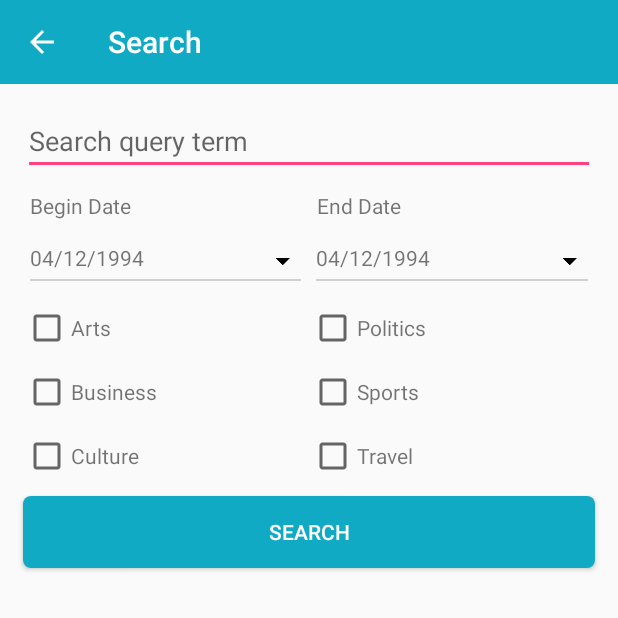
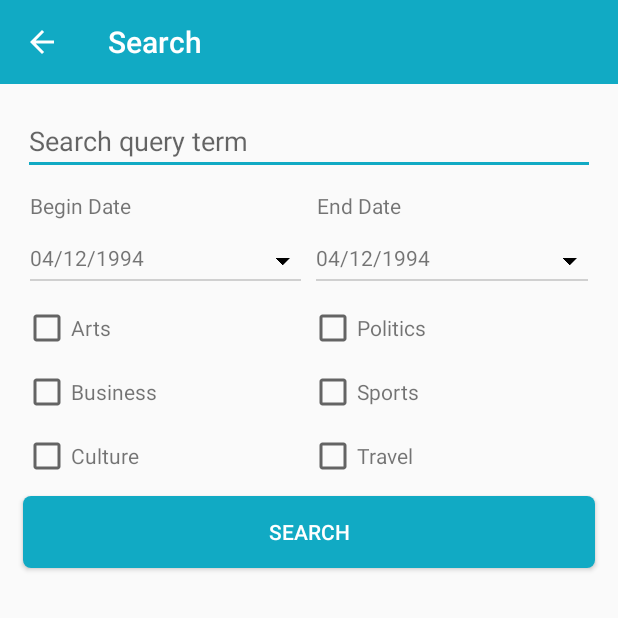
Before and after one commit to AnthonyMineo/MyNews, an Android app: the SearchFragment screen opened directly, with no data from a screen before it, on a phone screen of 412 x 824 dp, the top half of it. Run offline under Robolectric (Android 15) with nearby library versions, the phone set to English and light mode, and no system bars; our stand-ins replace ButterKnife; network calls fail.

Commit message:
add DatePicker and apply theme color to searchfragment

```diff
--- a/app/src/main/java/com/denma/mynews/Controllers/Fragments/SearchFragment.java
+++ b/app/src/main/java/com/denma/mynews/Controllers/Fragments/SearchFragment.java
@@ -1,29 +1,115 @@
 package com.denma.mynews.Controllers.Fragments;
 
 
+import android.app.DatePickerDialog;
 import android.os.Bundle;
+import android.support.design.widget.TextInputEditText;
 import android.support.v4.app.Fragment;
+import android.util.Log;
 import android.view.LayoutInflater;
 import android.view.View;
 import android.view.ViewGroup;
+import android.widget.Button;
+import android.widget.CheckBox;
+import android.widget.DatePicker;
+import android.widget.EditText;
+import android.widget.ImageView;
+import android.widget.TextView;
 
 import com.denma.mynews.R;
 
+import java.util.Calendar;
+
 import butterknife.BindView;
+import butterknife.ButterKnife;
 
 public class SearchFragment extends Fragment {
 
+    @BindView(R.id.search_query_term_text_input_edit_text)
+    EditText searchQueryTerm;
+    @BindView(R.id.begin_date_user_choice_text_view)
+    TextView beginDateUserChoice;
+    @BindView(R.id.end_date_user_choice_text_view)
+    TextView endDateUserChoice;
+    @BindView(R.id.begin_date_button)
+    ImageView beginDateButton;
+    @BindView(R.id.end_date_button)
+    ImageView endDateButton;
+    @BindView(R.id.check_box_arts)
+    CheckBox checkBoxArts;
+    @BindView(R.id.check_box_politics)
+    CheckBox checkBoxPolitics;
+    @BindView(R.id.check_box_business)
+    CheckBox checkBoxBusiness;
+    @BindView(R.id.check_box_sports)
+    CheckBox checkBoxSports;
+    @BindView(R.id.check_box_culture)
+    CheckBox checkBoxCulture;
+    @BindView(R.id.check_box_travel)
+    CheckBox checkBoxTravel;
+    @BindView(R.id.search_button)
+    Button searchButton;
 
-    public SearchFragment() {
-        // Required empty public constructor
-    }
+    private int day;
+    private int month;
+    private int year;
+    private Calendar calendar;
+
+    public SearchFragment() { }
 
 
     @Override
     public View onCreateView(LayoutInflater inflater, ViewGroup container,
                              Bundle savedInstanceState) {
-        // Inflate the layout for this fragment
-        return inflater.inflate(R.layout.fragment_search, container, false);
+        View view = inflater.inflate(R.layout.fragment_search, container, false);
+        ButterKnife.bind(this, view);
+        this.configureDatePicker();
+
+        return view;
+    }
+
+    private void configureDatePicker(){
+        calendar = Calendar.getInstance();
+        day = calendar.get(Calendar.DAY_OF_MONTH);
+        year = calendar.get(Calendar.YEAR);
+        month = calendar.get(Calendar.MONTH);
+
+        beginDateButton.setOnClickListener(new View.OnClickListener() {
+            @Override
+            public void onClick(View view) {
+                DateDialog(view);
+            }
+        });
+
+        endDateButton.setOnClickListener(new View.OnClickListener() {
+            @Override
+            public void onClick(View view) {
+                DateDialog(view);
+            }
+        });
+    }
+
+    private void DateDialog(final View view){
+        DatePickerDialog.OnDateSetListener listener = new DatePickerDialog.OnDateSetListener(){
+            @Override
+            public void onDateSet(DatePicker datePicker, int year, int month, int day) {
+                String sDay = String.valueOf(day);
+                String sMonth = String.valueOf(month+1);
+                String sYear = String.valueOf(year);
+
+                if (day < 10)
+                    sDay = "0" + sDay;
+                if (month < 10)
+                    sMonth = "0" + sMonth;
+
+                if (view.equals(endDateButton))
+                    endDateUserChoice.setText(sDay + "/" + sMonth + "/" + sYear);
+                if (view.equals(beginDateButton))
+                    beginDateUserChoice.setText(sDay + "/" + sMonth + "/" + sYear);
+            }
+        };
+        DatePickerDialog dpDialog = new DatePickerDialog(getActivity(),R.style.DatePickerTheme, listener, year, month, day);
+        dpDialog.show();
     }
 
 }
--- a/app/src/main/res/layout/bottom_portion.xml
+++ b/app/src/main/res/layout/bottom_portion.xml
@@ -18,7 +18,8 @@
             <android.support.v7.widget.AppCompatCheckBox
                 android:id="@+id/check_box_arts"
                 android:layout_width="wrap_content"
-                android:layout_height="wrap_content" />
+                android:layout_height="wrap_content"
+                android:theme="@style/MyNewsTheme"/>
 
             <TextView
                 android:layout_width="wrap_content"
@@ -36,7 +37,8 @@
             <android.support.v7.widget.AppCompatCheckBox
                 android:id="@+id/check_box_politics"
                 android:layout_width="wrap_content"
-                android:layout_height="wrap_content" />
+                android:layout_height="wrap_content"
+                android:theme="@style/MyNewsTheme"/>
 
             <TextView
                 android:layout_width="wrap_content"
@@ -61,7 +63,8 @@
             <android.support.v7.widget.AppCompatCheckBox
                 android:id="@+id/check_box_business"
                 android:layout_width="wrap_content"
-                android:layout_height="wrap_content" />
+                android:layout_height="wrap_content"
+                android:theme="@style/MyNewsTheme"/>
 
             <TextView
                 android:layout_width="wrap_content"
@@ -78,7 +81,8 @@
             <android.support.v7.widget.AppCompatCheckBox
                 android:id="@+id/check_box_sports"
                 android:layout_width="wrap_content"
-                android:layout_height="wrap_content" />
+                android:layout_height="wrap_content"
+                android:theme="@style/MyNewsTheme"/>
 
             <TextView
                 android:layout_width="wrap_content"
@@ -102,7 +106,8 @@
             <android.support.v7.widget.AppCompatCheckBox
                 android:id="@+id/check_box_culture"
                 android:layout_width="wrap_content"
-                android:layout_height="wrap_content" />
+                android:layout_height="wrap_content"
+                android:theme="@style/MyNewsTheme"/>
 
             <TextView
                 android:layout_width="wrap_content"
@@ -120,7 +125,8 @@
             <android.support.v7.widget.AppCompatCheckBox
                 android:id="@+id/check_box_travel"
                 android:layout_width="wrap_content"
-                android:layout_height="wrap_content" />
+                android:layout_height="wrap_content"
+                android:theme="@style/MyNewsTheme"/>
 
             <TextView
                 android:layout_width="wrap_content"
--- a/app/src/main/res/layout/top_portion.xml
+++ b/app/src/main/res/layout/top_portion.xml
@@ -5,11 +5,14 @@
     android:layout_height="match_parent"
     android:orientation="vertical">
 
-    <android.support.design.widget.TextInputEditText
+    <EditText
         android:id="@+id/search_query_term_text_input_edit_text"
         android:layout_width="match_parent"
         android:layout_height="wrap_content"
         android:hint="@string/search_query_term_hint"
-        android:layout_margin="5dp"/>
+        android:layout_margin="5dp"
+        android:theme="@style/MyNewsTheme"
+        android:imeOptions="actionDone"
+        android:singleLine="true"/>
 
 </LinearLayout>
--- a/app/src/main/res/values/styles.xml
+++ b/app/src/main/res/values/styles.xml
@@ -17,4 +17,15 @@
     <style name="AppTheme.RoundedCornerMaterialButton" parent="Widget.AppCompat.Button.Colored">
         <item name="android:background">@drawable/rounded_shape</item>
     </style>
+
+    <style name="DatePickerTheme" parent="Theme.AppCompat.Light.Dialog">
+        <item name="colorAccent">@color/colorMainTheme</item>
+        <item name="colorControlActivated">@color/colorMainTheme</item>
+        <item name="colorControlHighlight">@color/colorText</item>
+    </style>
+
+    <style name="MyNewsTheme" parent="AppTheme">
+        <item name="colorPrimary">@color/colorMainTheme</item>
+        <item name="colorAccent">@color/colorMainTheme</item>
+    </style>
 </resources>
```
